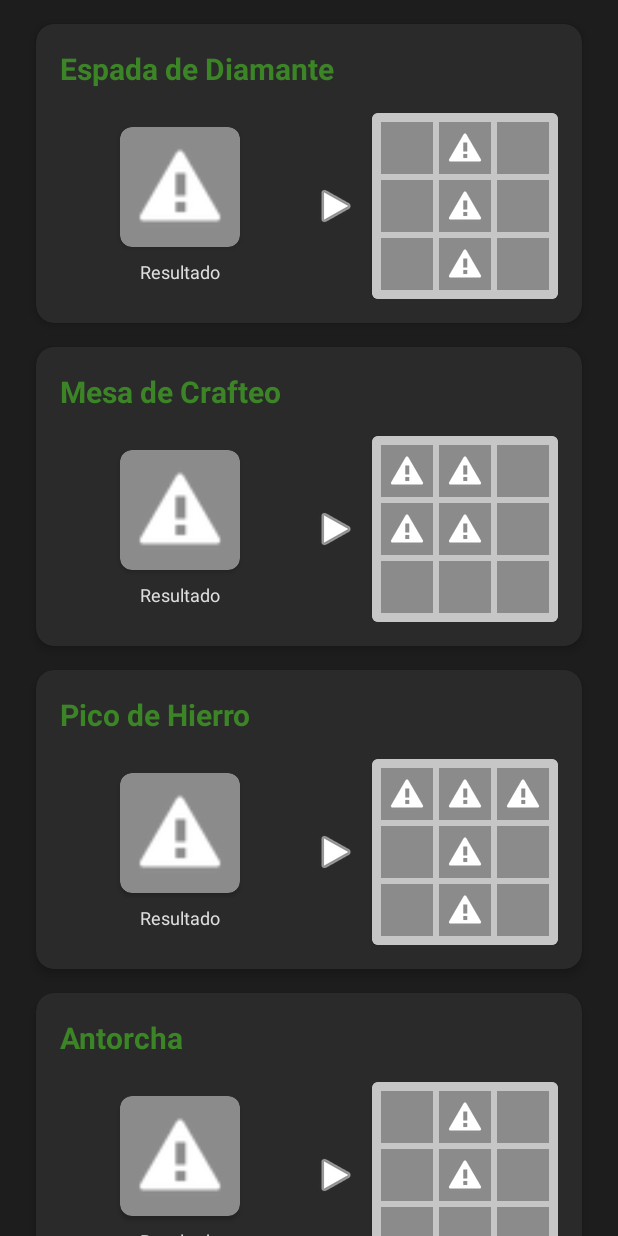
After one commit to vrayiRAX/minewiki, an Android app built with Jetpack Compose: the RecipesFragment screen opened through its navigation route, on a phone screen of 412 x 824 dp. The commit adds this screen. Run offline under Robolectric (Android 15) with nearby library versions, the phone set to English and light mode, and no system bars; pictures from the network do not load.

Commit message:
pagina de los crafteos

```diff
--- a/app/build.gradle.kts
+++ b/app/build.gradle.kts
@@ -42,6 +42,7 @@ android {
 }
 
 dependencies {
+    implementation("io.coil-kt:coil:2.4.0")
     implementation("io.coil-kt:coil:2.6.0")
     implementation("androidx.navigation:navigation-fragment-ktx:2.7.7")
     implementation("androidx.navigation:navigation-ui-ktx:2.7.7")
--- /dev/null
+++ b/app/src/main/java/com/example/minewiki/data/local/RecipeData.kt
@@ -0,0 +1,62 @@
+package com.example.minewiki.data.local
+
+import com.example.minewiki.data.model.Recipe
+
+object RecipeData {
+    val recipes = listOf(
+        Recipe(
+            name = "Espada de Diamante",
+            output_id = "diamond_sword",
+            grid = listOf(
+                "air", "diamond", "air",
+                "air", "diamond", "air",
+                "air", "stick", "air"
+            )
+        ),
+        Recipe(
+            name = "Mesa de Crafteo",
+            output_id = "crafting_table", // En 1.19 se llama así (sin _front)
+            grid = listOf(
+                "oak_planks", "oak_planks", "air",
+                "oak_planks", "oak_planks", "air",
+                "air", "air", "air"
+            )
+        ),
+        Recipe(
+            name = "Pico de Hierro",
+            output_id = "iron_pickaxe",
+            grid = listOf(
+                "iron_ingot", "iron_ingot", "iron_ingot",
+                "air", "stick", "air",
+                "air", "stick", "air"
+            )
+        ),
+        Recipe(
+            name = "Antorcha",
+            output_id = "torch",
+            grid = listOf(
+                "air", "coal", "air",
+                "air", "stick", "air",
+                "air", "air", "air"
+            )
+        ),
+        Recipe(
+            name = "Cofre",
+            output_id = "chest",
+            grid = listOf(
+                "oak_planks", "oak_planks", "oak_planks",
+                "oak_planks", "air", "oak_planks",
+                "oak_planks", "oak_planks", "oak_planks"
+            )
+        ),
+        Recipe(
+            name = "Horno",
+            output_id = "furnace",
+            grid = listOf(
+                "cobblestone", "cobblestone", "cobblestone",
+                "cobblestone", "air", "cobblestone",
+                "cobblestone", "cobblestone", "cobblestone"
+            )
+        )
+    )
+}
--- /dev/null
+++ b/app/src/main/java/com/example/minewiki/data/model/Recipe.kt
@@ -0,0 +1,7 @@
+package com.example.minewiki.data.model
+
+data class Recipe(
+    val name: String,
+    val output_id: String,
+    val grid: List<String>
+)
--- a/app/src/main/java/com/example/minewiki/ui/home/HomeFragment.kt
+++ b/app/src/main/java/com/example/minewiki/ui/home/HomeFragment.kt
@@ -92,6 +92,7 @@ class HomeFragment : Fragment(R.layout.fragment_home) {
     private fun showMainMenu(view: View) {
         val popup = PopupMenu(context, view)
         popup.menu.add(0, 1, 0, "Wiki de Bloques")
+        popup.menu.add(0, 2, 0, "Mesa de Crafteo")
         popup.menu.add(0, 2, 0, "Cerrar Sesión")
 
         popup.setOnMenuItemClickListener { menuItem ->
@@ -101,10 +102,14 @@ class HomeFragment : Fragment(R.layout.fragment_home) {
                     true
                 }
                 2 -> {
-                    val sharedPref = requireActivity().getSharedPreferences("MineWikiData", 0)
-                    sharedPref.edit().remove("current_user_id").apply()
-                    findNavController().navigate(R.id.action_home_to_login)
+                    findNavController().navigate(R.id.action_home_to_recipes)
                     true
+                }
+                3 -> {
+                val sharedPref = requireActivity().getSharedPreferences("MineWikiData", 0)
+                sharedPref.edit().remove("current_user_id").apply()
+                findNavController().navigate(R.id.action_home_to_login)
+                true
                 }
                 else -> false
             }
--- /dev/null
+++ b/app/src/main/java/com/example/minewiki/ui/recipe/RecipeAdapter.kt
@@ -0,0 +1,90 @@
+package com.example.minewiki.ui.recipes
+
+import android.content.res.Resources
+import android.util.Log
+import android.view.LayoutInflater
+import android.view.View
+import android.view.ViewGroup
+import android.widget.GridLayout
+import android.widget.ImageView
+import android.widget.TextView
+import androidx.recyclerview.widget.RecyclerView
+import coil.load
+import com.example.minewiki.R
+import com.example.minewiki.data.model.Recipe
+
+class RecipeAdapter(private val recipes: List<Recipe>) : RecyclerView.Adapter<RecipeAdapter.RecipeViewHolder>() {
+
+    // Usamos la 1.19.1 que tiene nombres modernos (oak_planks, crafting_table)
+    private val BASE_URL = "https://raw.githubusercontent.com/PrismarineJS/minecraft-assets/master/data/1.19.1/"
+
+    class RecipeViewHolder(view: View) : RecyclerView.ViewHolder(view) {
+        val tvName: TextView = view.findViewById(R.id.tvRecipeName)
+        val imgResult: ImageView = view.findViewById(R.id.imgResult)
+        val gridLayout: GridLayout = view.findViewById(R.id.gridIngredients)
+    }
+
+    override fun onCreateViewHolder(parent: ViewGroup, viewType: Int): RecipeViewHolder {
+        val view = LayoutInflater.from(parent.context).inflate(R.layout.item_recipe, parent, false)
+        return RecipeViewHolder(view)
+    }
+
+    override fun onBindViewHolder(holder: RecipeViewHolder, position: Int) {
+        val recipe = recipes[position]
+
+        holder.tvName.text = recipe.name
+
+        // 1. CARGAR RESULTADO (Inteligente)
+        cargarImagenInteligente(holder.imgResult, recipe.output_id)
+
+        // 2. CARGAR GRILLA
+        holder.gridLayout.removeAllViews()
+        val slotSizePx = (35 * Resources.getSystem().displayMetrics.density).toInt()
+        val marginPx = (2 * Resources.getSystem().displayMetrics.density).toInt()
+
+        for (ingredientId in recipe.grid) {
+            val slotImage = ImageView(holder.itemView.context)
+            val params = GridLayout.LayoutParams()
+            params.width = slotSizePx
+            params.height = slotSizePx
+            params.setMargins(marginPx, marginPx, marginPx, marginPx)
+            slotImage.layoutParams = params
+            slotImage.setBackgroundColor(0xFF8B8B8B.toInt()) // Gris
+            slotImage.setPadding(8, 8, 8, 8)
+            slotImage.scaleType = ImageView.ScaleType.FIT_CENTER
+
+            if (ingredientId != "air") {
+                cargarImagenInteligente(slotImage, ingredientId)
+            }
+            holder.gridLayout.addView(slotImage)
+        }
+    }
+
+    // --- MAGIA: Intenta Items, si falla, intenta Blocks ---
+    private fun cargarImagenInteligente(imageView: ImageView, id: String) {
+        val urlItem = "${BASE_URL}items/$id.png"
+        val urlBlock = "${BASE_URL}blocks/$id.png"
+
+        // Intento 1: Buscar en ITEMS
+        imageView.load(urlItem) {
+            crossfade(true)
+            placeholder(android.R.drawable.ic_menu_rotate)
+
+            // SI FALLA (listener onError), intentamos buscar en BLOCKS
+            listener(
+                onError = { _, _ ->
+                    // Intento 2: Buscar en BLOCKS
+                    imageView.load(urlBlock) {
+                        // Si falla aquí también, ponemos error rojo
+                        error(android.R.drawable.stat_notify_error)
+                        listener(onError = { _, res ->
+                            Log.e("WIKI_FAIL", "No se encontró '$id' en items ni blocks. Verifica el nombre.")
+                        })
+                    }
+                }
+            )
+        }
+    }
+
+    override fun getItemCount() = recipes.size
+}
--- /dev/null
+++ b/app/src/main/java/com/example/minewiki/ui/recipe/RecipesFragment.kt
@@ -0,0 +1,25 @@
+package com.example.minewiki.ui.recipes
+
+import android.os.Bundle
+import android.view.View
+import androidx.fragment.app.Fragment
+import androidx.recyclerview.widget.LinearLayoutManager
+import androidx.recyclerview.widget.RecyclerView
+import com.example.minewiki.R
+import com.example.minewiki.data.local.RecipeData // Importamos nuestros datos locales
+
+class RecipesFragment : Fragment(R.layout.fragment_recipes) {
+
+    override fun onViewCreated(view: View, savedInstanceState: Bundle?) {
+        super.onViewCreated(view, savedInstanceState)
+
+        val rvRecipes = view.findViewById<RecyclerView>(R.id.rvRecipes)
+
+        // Configuramos el RecyclerView
+        rvRecipes.layoutManager = LinearLayoutManager(context)
+
+        // CARGAMOS LOS DATOS LOCALES DIRECTAMENTE
+        // Ya no necesitamos llamar al servidor ni usar try-catch
+        rvRecipes.adapter = RecipeAdapter(RecipeData.recipes)
+    }
+}
--- /dev/null
+++ b/app/src/main/res/layout/fragment_recipes.xml
@@ -0,0 +1,14 @@
+<?xml version="1.0" encoding="utf-8"?>
+<FrameLayout xmlns:android="http://schemas.android.com/apk/res/android"
+    xmlns:app="http://schemas.android.com/apk/res-auto"
+    android:layout_width="match_parent"
+    android:layout_height="match_parent"
+    android:background="@color/mc_background">
+
+    <androidx.recyclerview.widget.RecyclerView
+        android:id="@+id/rvRecipes"
+        android:layout_width="match_parent"
+        android:layout_height="match_parent"
+        android:padding="8dp"
+        android:clipToPadding="false"/>
+</FrameLayout>
--- /dev/null
+++ b/app/src/main/res/layout/item_recipe.xml
@@ -0,0 +1,88 @@
+<?xml version="1.0" encoding="utf-8"?>
+<androidx.cardview.widget.CardView xmlns:android="http://schemas.android.com/apk/res/android"
+    xmlns:app="http://schemas.android.com/apk/res-auto"
+    android:layout_width="match_parent"
+    android:layout_height="wrap_content"
+    android:layout_marginVertical="8dp"
+    android:layout_marginHorizontal="16dp"
+    app:cardBackgroundColor="@color/mc_bg_card"
+    app:cardCornerRadius="12dp"
+    app:cardElevation="4dp">
+
+    <LinearLayout
+        android:layout_width="match_parent"
+        android:layout_height="wrap_content"
+        android:orientation="vertical"
+        android:padding="16dp">
+
+        <TextView
+            android:id="@+id/tvRecipeName"
+            android:layout_width="wrap_content"
+            android:layout_height="wrap_content"
+            android:text="Nombre del Item"
+            android:textColor="@color/mc_green_face"
+            android:textStyle="bold"
+            android:textSize="20sp"
+            android:layout_marginBottom="16dp"/>
+
+        <LinearLayout
+            android:layout_width="match_parent"
+            android:layout_height="wrap_content"
+            android:orientation="horizontal"
+            android:gravity="center_vertical">
+
+            <LinearLayout
+                android:layout_width="0dp"
+                android:layout_height="wrap_content"
+                android:layout_weight="1"
+                android:gravity="center"
+                android:orientation="vertical">
+
+                <androidx.cardview.widget.CardView
+                    android:layout_width="80dp"
+                    android:layout_height="80dp"
+                    app:cardBackgroundColor="#8B8B8B"
+                    app:cardCornerRadius="8dp">
+                    <ImageView
+                        android:id="@+id/imgResult"
+                        android:layout_width="match_parent"
+                        android:layout_height="match_parent"
+                        android:padding="10dp"
+                        android:src="@android:drawable/ic_menu_help" />
+                </androidx.cardview.widget.CardView>
+
+                <TextView
+                    android:layout_width="wrap_content"
+                    android:layout_height="wrap_content"
+                    android:text="Resultado"
+                    android:textColor="@color/mc_gray_text"
+                    android:textSize="12sp"
+                    android:layout_marginTop="8dp"/>
+            </LinearLayout>
+
+            <ImageView
+                android:layout_width="32dp"
+                android:layout_height="32dp"
+                android:src="@android:drawable/ic_media_play"
+                app:tint="@color/white"
+                android:layout_marginHorizontal="8dp"/>
+
+            <androidx.cardview.widget.CardView
+                android:layout_width="wrap_content"
+                android:layout_height="wrap_content"
+                app:cardBackgroundColor="#C6C6C6"
+                app:cardCornerRadius="4dp">
+
+                <GridLayout
+                    android:id="@+id/gridIngredients"
+                    android:layout_width="wrap_content"
+                    android:layout_height="wrap_content"
+                    android:columnCount="3"
+                    android:rowCount="3"
+                    android:padding="4dp"
+                    android:background="#C6C6C6">
+                </GridLayout>
+            </androidx.cardview.widget.CardView>
+        </LinearLayout>
+    </LinearLayout>
+</androidx.cardview.widget.CardView>
--- a/app/src/main/res/navigation/nav_graph.xml
+++ b/app/src/main/res/navigation/nav_graph.xml
@@ -4,6 +4,12 @@
     xmlns:tools="http://schemas.android.com/tools"
     android:id="@+id/nav_graph"
     app:startDestination="@id/loginFragment">
+
+    <fragment
+        android:id="@+id/recipesFragment"
+        android:name="com.example.minewiki.ui.recipes.RecipesFragment"
+        android:label="Crafteos"
+        tools:layout="@layout/fragment_recipes" />
 
     <fragment
         android:id="@+id/loginFragment"
@@ -57,6 +63,10 @@
             android:id="@+id/action_home_to_blocks"
             app:destination="@id/blocksFragment" />
 
+        <action
+            android:id="@+id/action_home_to_recipes"
+            app:destination="@id/recipesFragment" />
+
     </fragment>
 
     <fragment
```
Also changed, not shown: app/src/main/res/drawable/new_crafter.jpeg (renamed from app/src/main/res/drawable/new_crafter.png), 3 other files.
